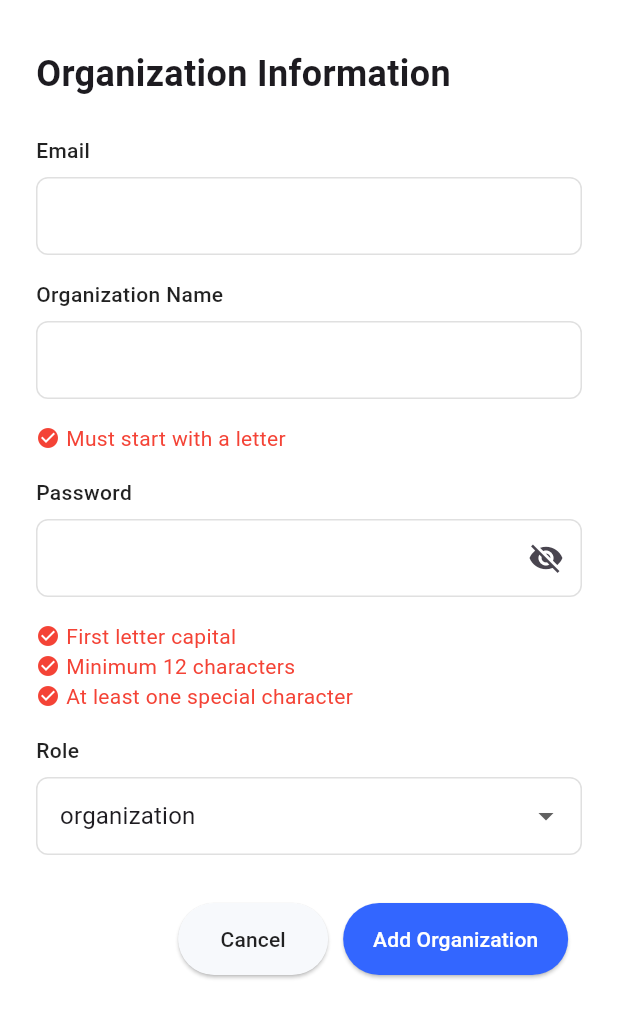
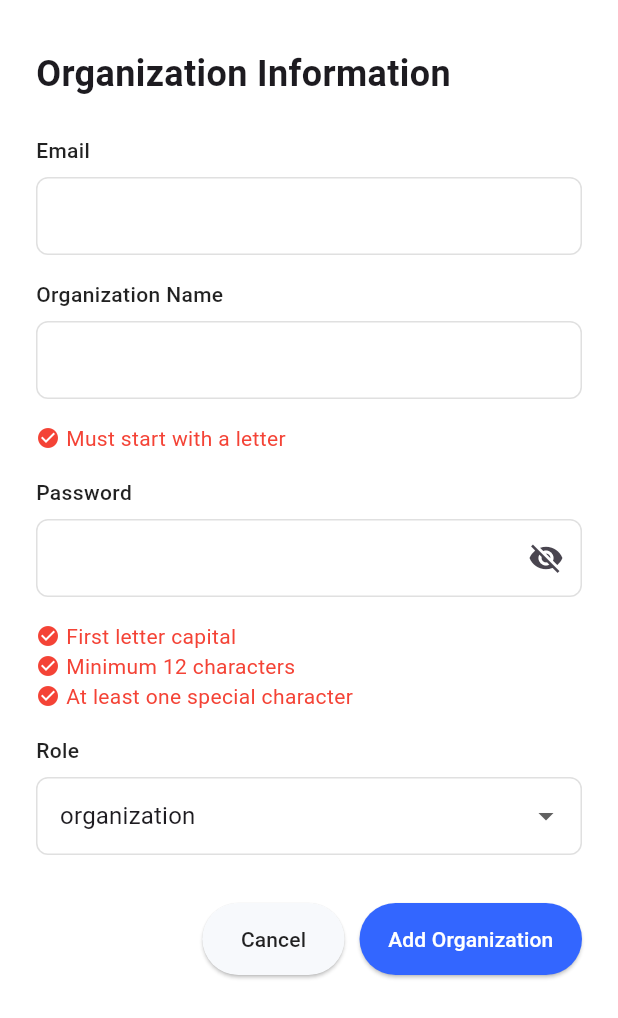
Before and after one commit to Way4Web/ems_project, a Flutter app: the AddOrganisation screen opened directly, on a phone screen of 412 x 824 dp. Shown: the top 1018 px of the screen. Run offline on Flutter 3.47's test engine with Material 3 defaults, Android fonts, the phone set to English and light mode, and no system bars; our stand-ins replace flutter_riverpod, flutter_secure_storage, intl_phone_field; accounts and stored records are empty.

Commit message:
Add Organization Complete

```diff
--- a/lib/presentation/add_organisation.dart
+++ b/lib/presentation/add_organisation.dart
@@ -309,9 +309,10 @@ class _AddOrganisationScreenState extends ConsumerState<AddOrganisation> {
                         // 100.0
                       ),
                       child: Row(
+                        mainAxisAlignment: MainAxisAlignment.end,
                         children: [
                           SizedBox(
-                            width: 100,
+                            width: MediaQuery.of(context).size.width * 0.23,
                             child: ElevatedButton(
                               onPressed: () {
                                 Navigator.push(
@@ -336,7 +337,7 @@ class _AddOrganisationScreenState extends ConsumerState<AddOrganisation> {
                           SizedBox(width: 10),
 
                           SizedBox(
-                            width: 150,
+                            width: MediaQuery.of(context).size.width * 0.36,
                             child: ElevatedButton(
                               onPressed: _onRegister,
                               style: ElevatedButton.styleFrom(
```
